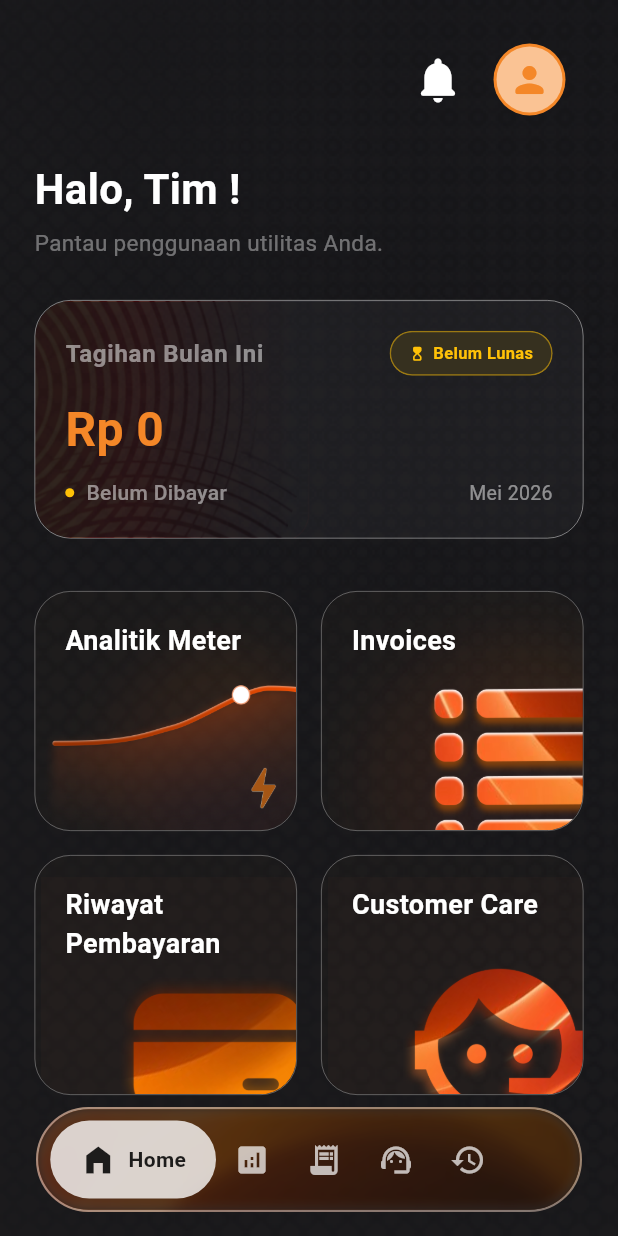
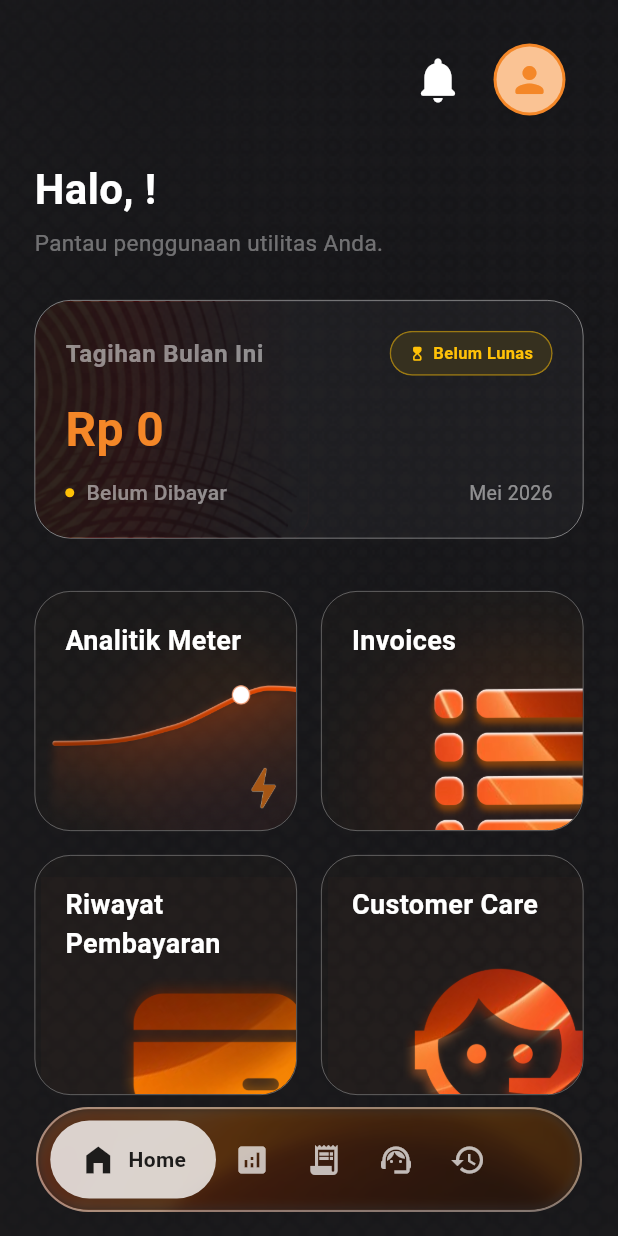
Before and after one commit to najlanafisah/Braga8-utility-billing-system, a Flutter app: the DashboardScreen screen opened directly with empty values, after a tap on the "notifications" icon, after a tap on "Analitik Meter", after a tap on the "home filled" icon, on a phone screen of 412 x 824 dp. Run offline on Flutter 3.47's test engine with Material 3 defaults, Android fonts, the phone set to English and light mode, and no system bars; our stand-ins replace camera, dio, flutter_svg, geolocator, image_picker, permission_handler and 2 more; missing offline and left inert: dart:html, excel; accounts and stored records are empty; network calls fail; Roboto replaces fonts that are missing (SFUIDisplay); project files that could hold a hidden picture were left out.

Commit message:
fix: customer care

```diff
--- a/mobile/braga8_mobile/lib/views/complaint/customer_care_screen.dart
+++ b/mobile/braga8_mobile/lib/views/complaint/customer_care_screen.dart
@@ -901,10 +901,9 @@ String _truncateTitle(String title) => title.length <= _maxTitleLength
                     MaterialPageRoute(
                       builder: (_) => DetailComplaintScreen(
                         complaint: complaint,
-                        onBack: () => Navigator.pop(context),
                       ),
                     ),
-                  ),
+                  ).then((_) => _refreshData(silent: true)),
                 ),
                 const SizedBox(width: 6),
                 _actionBtn(
--- a/mobile/braga8_mobile/lib/views/dashboard/dashboard_screen.dart
+++ b/mobile/braga8_mobile/lib/views/dashboard/dashboard_screen.dart
@@ -1,8 +1,6 @@
 import 'package:braga8_mobile/ApiService.dart';
 import 'package:braga8_mobile/components/profile_modal.dart';
 import 'package:braga8_mobile/views/complaint/customer_care_screen.dart';
-import 'package:braga8_mobile/views/dashboard/dashboard_screen.dart';
-import 'package:braga8_mobile/views/dashboard/dashboard_shared_widgets.dart';
 import 'package:braga8_mobile/views/dashboard/petugas_dashboard_body.dart';
 import 'package:braga8_mobile/views/dashboard/tenant_dashboard_body.dart';
 import 'package:braga8_mobile/views/history/audit_log_screen.dart';
@@ -66,14 +64,13 @@ class _DashboardScreenState extends State<DashboardScreen> {
 
   void _onItemTapped(int index) {
     final bool isPetugas = widget.role.toLowerCase() == 'petugas';
-    final int profileIndex = isPetugas ? 5 : 4;
+    final int profileIndex = isPetugas ? 5 : -1;
 
     if (index == profileIndex) {
       showProfileModal(context, widget.api, widget.role, widget.token);
-      return; // don't change _selectedIndex
+      return;
     }
 
-    debugPrint('Nav tapped: $index, pages length: ${_pages.length}');
     setState(() => _selectedIndex = index);
   }
 
@@ -95,10 +92,6 @@ class _DashboardScreenState extends State<DashboardScreen> {
       debugPrint('Invoice fetch error: $e');
     }
   }
-
-  // -----------------------------------------------------------------------
-  // DATA FETCHING
-  // -----------------------------------------------------------------------
 
   Future<void> _loadDashboardData() async {
     await _fetchUnreadCount();
--- a/mobile/braga8_mobile/lib/views/dashboard/tenant_dashboard_body.dart
+++ b/mobile/braga8_mobile/lib/views/dashboard/tenant_dashboard_body.dart
@@ -55,7 +55,7 @@ class TenantDashboardBody extends StatelessWidget {
                 ),
                 const SizedBox(height: 10),
                 Text(
-                  "Halo, Tim ${(() {
+                  "Halo, ${(() {
                     String name = api.currentUser?['name'] ?? role;
                     if (name.isEmpty) return name;
                     return name[0].toUpperCase() + name.substring(1).toLowerCase();
--- a/mobile/braga8_mobile/lib/views/widgets/app_header.dart
+++ b/mobile/braga8_mobile/lib/views/widgets/app_header.dart
@@ -1,4 +1,3 @@
-import 'package:braga8_mobile/core/app_colors.dart';
 import 'package:flutter/material.dart';
 
 class AppHeader extends StatelessWidget {
@@ -17,7 +16,7 @@ class AppHeader extends StatelessWidget {
     this.trailing,
   });
 
-  static Color get _glassBorder => Colors.white.withOpacity(0.12);
+  static Color get _glassBorder => Colors.white.withValues(alpha: 0.12);
 
   @override
   Widget build(BuildContext context) {
@@ -34,7 +33,7 @@ class AppHeader extends StatelessWidget {
             child: Container(
               padding: const EdgeInsets.symmetric(horizontal: 14, vertical: 10),
               decoration: BoxDecoration(
-                color: Colors.white.withOpacity(0.07),
+                color: Colors.white.withValues(alpha: 0.07),
                 borderRadius: BorderRadius.circular(30),
                 border: Border.all(color: _glassBorder, width: 1),
               ),
--- a/mobile/braga8_mobile/lib/views/widgets/bottom_navbar_custom.dart
+++ b/mobile/braga8_mobile/lib/views/widgets/bottom_navbar_custom.dart
@@ -1,6 +1,5 @@
 import 'dart:ui';
 
-import 'package:braga8_mobile/core/app_colors.dart';
 import 'package:flutter/material.dart';
 
 class BottomNavbarCustom extends StatelessWidget {
@@ -24,7 +23,7 @@ class BottomNavbarCustom extends StatelessWidget {
       child: Container(
         height: 70,
         decoration: BoxDecoration(
-          border: Border.all(color: Colors.white.withOpacity(0.4), width: 1.5),
+          border: Border.all(color: Colors.white.withValues(alpha: 0.4), width: 1.5),
           borderRadius: BorderRadius.circular(40),
           image: const DecorationImage(
             image: AssetImage('assets/navbar-img.png'),
@@ -37,7 +36,7 @@ class BottomNavbarCustom extends StatelessWidget {
             filter: ImageFilter.blur(sigmaX: 4, sigmaY: 4),
             child: Container(
               decoration: BoxDecoration(
-                color: Colors.black.withOpacity(0.25),
+                color: Colors.black.withValues(alpha: 0.25),
                 borderRadius: BorderRadius.circular(40),
               ),
               child: SingleChildScrollView(
```
Also changed, not shown: mobile/braga8_mobile/lib/views/complaint/detail_complaint_screen.dart (+11 -36 lines).
